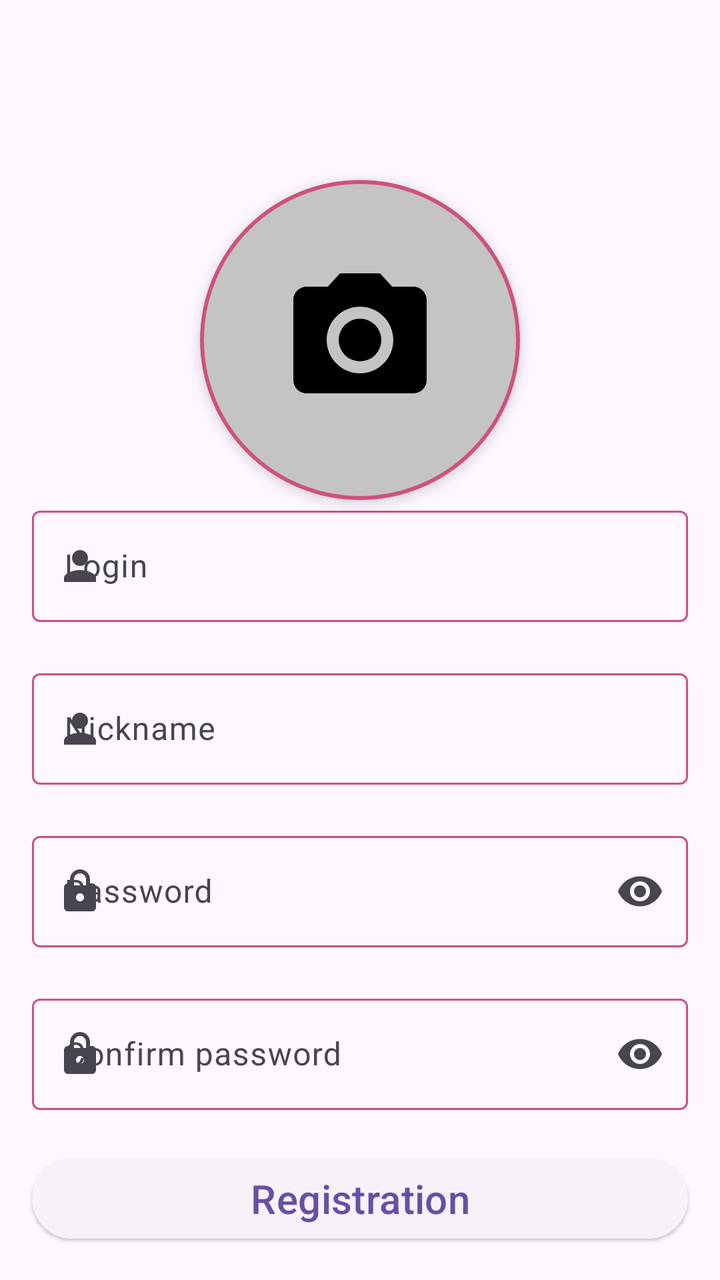
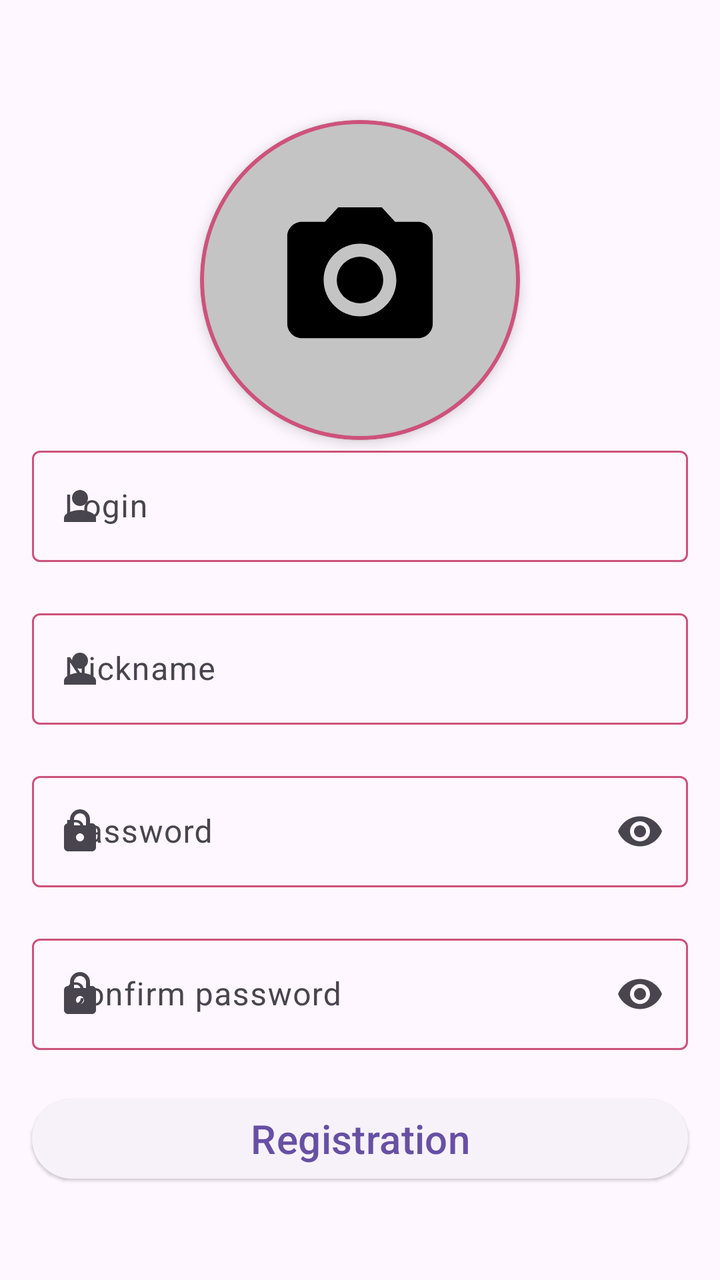

An Android layout rendered at two revisions. The XML below is the earlier revision; the diff shows what the commit changed to produce the second picture.
<!-- AndroidManifest.xml: application theme Theme.NeWork -->
<!-- res/layout/fragment_sign_up.xml -->
<?xml version="1.0" encoding="utf-8"?>
<androidx.constraintlayout.widget.ConstraintLayout xmlns:android="http://schemas.android.com/apk/res/android"
    xmlns:app="http://schemas.android.com/apk/res-auto"
    xmlns:tools="http://schemas.android.com/tools"
    android:layout_width="match_parent"
    android:layout_height="match_parent">


    <com.google.android.material.card.MaterialCardView
        android:id="@+id/avatar_card"
        android:layout_width="160dp"
        android:layout_height="160dp"
        android:layout_marginTop="90dp"
        app:cardCornerRadius="80dp"
        app:cardElevation="4dp"
        app:layout_constraintEnd_toEndOf="parent"
        app:layout_constraintStart_toStartOf="parent"
        app:layout_constraintTop_toTopOf="parent"
        app:strokeColor="@color/selector_text_input"
        app:strokeWidth="2dp">

        <ImageView
            android:id="@+id/avatar_image"
            android:layout_width="match_parent"
            android:layout_height="match_parent"
            android:padding="40dp"
            android:background="@color/light_gray"
            android:contentDescription="@string/description_avatar"
            android:layout_gravity="center"
            android:scaleType="centerCrop"
            android:clickable="true"
            android:focusable="true"
            android:src="@drawable/ic_photo_camera_24"/>

    </com.google.android.material.card.MaterialCardView>

    <com.google.android.material.textfield.TextInputLayout
        android:id="@+id/sign_up_login_layout"
        android:layout_width="0dp"
        android:layout_height="wrap_content"
        android:layout_marginStart="@dimen/common_spacing"
        android:layout_marginEnd="@dimen/common_spacing"
        app:boxStrokeColor="@color/selector_text_input"
        app:errorEnabled="true"
        app:hintAnimationEnabled="true"
        app:hintEnabled="true"
        app:hintTextColor="@color/sign_in_menu"
        app:layout_constraintEnd_toEndOf="parent"
        app:layout_constraintStart_toStartOf="parent"
        app:layout_constraintTop_toBottomOf="@id/avatar_card"
        app:startIconContentDescription="@string/person_icon_description"
        app:startIconDrawable="@drawable/ic_person_24">

        <com.google.android.material.textfield.TextInputEditText
            android:id="@+id/sign_up_login_edit_text"
            android:layout_width="match_parent"
            android:layout_height="wrap_content"
            android:autofillHints="Login"
            android:hint="@string/login"
            android:imeOptions="actionNext"
            android:inputType="textPersonName"
            android:maxLength="50"
            android:singleLine="true" />

    </com.google.android.material.textfield.TextInputLayout>


    <com.google.android.material.textfield.TextInputLayout
        android:id="@+id/nickname_layout"
        android:layout_width="0dp"
        android:layout_height="wrap_content"
        android:layout_marginStart="@dimen/common_spacing"
        android:layout_marginEnd="@dimen/common_spacing"
        app:boxStrokeColor="@color/selector_text_input"
        app:errorEnabled="true"
        app:hintAnimationEnabled="true"
        app:hintEnabled="true"
        app:hintTextColor="@color/sign_in_menu"
        app:layout_constraintEnd_toEndOf="parent"
        app:layout_constraintStart_toStartOf="parent"
        app:layout_constraintTop_toBottomOf="@id/sign_up_login_layout"
        app:startIconContentDescription="@string/person_icon_description"
        app:startIconDrawable="@drawable/ic_person_24">

        <com.google.android.material.textfield.TextInputEditText
            android:id="@+id/nickname_edit_text"
            android:layout_width="match_parent"
            android:layout_height="wrap_content"
            android:autofillHints="Nickname"
            android:hint="@string/description_nickname"
            android:imeOptions="actionNext"
            android:inputType="textPersonName"
            android:maxLength="30"
            android:singleLine="true" />

    </com.google.android.material.textfield.TextInputLayout>

    <com.google.android.material.textfield.TextInputLayout
        android:id="@+id/sign_up_password_layout"
        android:layout_width="0dp"
        android:layout_height="wrap_content"
        android:layout_marginStart="@dimen/common_spacing"
        android:layout_marginEnd="@dimen/common_spacing"
        app:boxStrokeColor="@color/selector_text_input"
        app:endIconMode="password_toggle"
        app:errorEnabled="true"
        app:hintAnimationEnabled="true"
        app:hintEnabled="true"
        app:hintTextColor="@color/sign_in_menu"
        app:layout_constraintEnd_toEndOf="parent"
        app:layout_constraintStart_toStartOf="parent"
        app:layout_constraintTop_toBottomOf="@id/nickname_layout"
        app:startIconContentDescription="@string/password_icon_description"
        app:startIconDrawable="@drawable/ic_password_24">

        <com.google.android.material.textfield.TextInputEditText
            android:id="@+id/sign_up_password_edit_text"
            android:layout_width="match_parent"
            android:layout_height="wrap_content"
            android:autofillHints="Password"
            android:hint="@string/password"
            android:imeOptions="actionNext"
            android:inputType="textPassword"
            android:maxLength="20"
            android:singleLine="true" />

    </com.google.android.material.textfield.TextInputLayout>

    <com.google.android.material.textfield.TextInputLayout
        android:id="@+id/confirm_password_layout"
        android:layout_width="0dp"
        android:layout_height="wrap_content"
        android:layout_marginStart="@dimen/common_spacing"
        android:layout_marginEnd="@dimen/common_spacing"
        app:boxStrokeColor="@color/selector_text_input"
        app:endIconMode="password_toggle"
        app:errorEnabled="true"
        app:hintAnimationEnabled="true"
        app:hintEnabled="true"
        app:hintTextColor="@color/sign_in_menu"
        app:layout_constraintEnd_toEndOf="parent"
        app:layout_constraintStart_toStartOf="parent"
        app:layout_constraintTop_toBottomOf="@id/sign_up_password_layout"
        app:startIconContentDescription="@string/password_icon_description"
        app:startIconDrawable="@drawable/ic_password_24">

        <com.google.android.material.textfield.TextInputEditText
            android:id="@+id/confirm_password_edit_text"
            android:layout_width="match_parent"
            android:layout_height="wrap_content"
            android:autofillHints="Password"
            android:hint="@string/confirm_password"
            android:imeOptions="actionDone"
            android:inputType="textPassword"
            android:maxLength="30"
            android:singleLine="true" />

    </com.google.android.material.textfield.TextInputLayout>

    <com.google.android.material.button.MaterialButton
        android:id="@+id/registration_button"
        style="@style/Widget.Material3.Button.ElevatedButton"
        android:layout_width="0dp"
        android:layout_height="wrap_content"
        android:layout_marginStart="@dimen/common_spacing"
        android:layout_marginEnd="@dimen/common_spacing"
        android:text="@string/registration"
        android:textSize="20sp"
        app:cornerRadius="20dp"
        app:layout_constraintEnd_toEndOf="parent"
        app:layout_constraintStart_toStartOf="parent"
        app:layout_constraintTop_toBottomOf="@id/confirm_password_layout" />

    <ProgressBar
        android:id="@+id/progress_sign_up"
        android:layout_width="wrap_content"
        android:layout_height="wrap_content"
        android:visibility="gone"
        app:layout_constraintBottom_toBottomOf="parent"
        app:layout_constraintEnd_toEndOf="parent"
        app:layout_constraintStart_toStartOf="parent"
        app:layout_constraintTop_toTopOf="parent" />

</androidx.constraintlayout.widget.ConstraintLayout>
<!-- resources referenced by this layout -->
<resources>
  <color name="light_gray">#C4C4C4</color>
  <color name="sign_in_menu">#364197</color>
  <dimen name="common_spacing">16dp</dimen>
  <!-- drawable ic_password_24 (drawable) -->
  <vector xmlns:android="http://schemas.android.com/apk/res/android"
      android:width="24dp"
      android:height="24dp"
      android:viewportWidth="24"
      android:viewportHeight="24">
      <path
          android:fillColor="#000000"
          android:pathData="M18,8h-1V6c0-2.76-2.24-5-5-5S7,3.24,7,6v2H6c-1.1,0-2,0.9-2,2v10c0,1.1,0.9,2,2,2h12c1.1,0,2-0.9,2-2V10C20,8.9,19.1,8,18,8zM12,17c-1.1,0-2-0.9-2-2s0.9-2,2-2s2,0.9,2,2S13.1,17,12,17zM12,9H9V6c0-1.66,1.34-3,3-3s3,1.34,3,3v3H12z"/>
  </vector>
  <!-- drawable ic_person_24 (drawable) -->
  <vector xmlns:android="http://schemas.android.com/apk/res/android"
      android:width="24dp"
      android:height="24dp"
      android:viewportWidth="24"
      android:viewportHeight="24">
      <path
          android:fillColor="#000000"
          android:pathData="M12,12c2.21,0 4,-1.79 4,-4s-1.79,-4 -4,-4 -4,1.79 -4,4 1.79,4 4,4zM12,14c-2.67,0 -8,1.34 -8,4v2h16v-2c0,-2.66 -5.33,-4 -8,-4z"/>
  </vector>
  <!-- drawable ic_photo_camera_24 (drawable) -->
  <vector xmlns:android="http://schemas.android.com/apk/res/android" android:height="24dp" android:tint="#000000" android:viewportHeight="24" android:viewportWidth="24" android:width="24dp">
        
      <path android:fillColor="@android:color/white" android:pathData="M12,12m-3.2,0a3.2,3.2 0,1 1,6.4 0a3.2,3.2 0,1 1,-6.4 0"/>
        
      <path android:fillColor="@android:color/white" android:pathData="M9,2L7.17,4L4,4c-1.1,0 -2,0.9 -2,2v12c0,1.1 0.9,2 2,2h16c1.1,0 2,-0.9 2,-2L22,6c0,-1.1 -0.9,-2 -2,-2h-3.17L15,2L9,2zM12,17c-2.76,0 -5,-2.24 -5,-5s2.24,-5 5,-5 5,2.24 5,5 -2.24,5 -5,5z"/>
      
  </vector>
  <string name="confirm_password">Confirm password</string>
  <string name="description_avatar">Avatar</string>
  <string name="description_nickname">Nickname</string>
  <string name="login">Login</string>
  <string name="password">Password</string>
  <string name="password_icon_description">Password icon</string>
  <string name="person_icon_description">Person icon</string>
  <string name="registration">Registration</string>
  <style name="Theme.NeWork" parent="Base.Theme.NeWork" />
  <style name="Base.Theme.NeWork" parent="Theme.Material3.DayNight">
          
          
      </style>
</resources>

<!-- the commit's change to res/layout/fragment_sign_up.xml (unified diff, before → after) -->
@@ -10,7 +10,7 @@
         android:id="@+id/avatar_card"
         android:layout_width="160dp"
         android:layout_height="160dp"
-        android:layout_marginTop="90dp"
+        android:layout_marginTop="60dp"
         app:cardCornerRadius="80dp"
         app:cardElevation="4dp"
         app:layout_constraintEnd_toEndOf="parent"
@@ -23,7 +23,6 @@
             android:id="@+id/avatar_image"
             android:layout_width="match_parent"
             android:layout_height="match_parent"
-            android:padding="40dp"
             android:background="@color/light_gray"
             android:contentDescription="@string/description_avatar"
             android:layout_gravity="center"
<!-- resource entries referenced after the edit -->
@@ -24,12 +24,27 @@
           android:pathData="M12,12c2.21,0 4,-1.79 4,-4s-1.79,-4 -4,-4 -4,1.79 -4,4 1.79,4 4,4zM12,14c-2.67,0 -8,1.34 -8,4v2h16v-2c0,-2.66 -5.33,-4 -8,-4z"/>
   </vector>
   <!-- drawable ic_photo_camera_24 (drawable) -->
-  <vector xmlns:android="http://schemas.android.com/apk/res/android" android:height="24dp" android:tint="#000000" android:viewportHeight="24" android:viewportWidth="24" android:width="24dp">
-        
-      <path android:fillColor="@android:color/white" android:pathData="M12,12m-3.2,0a3.2,3.2 0,1 1,6.4 0a3.2,3.2 0,1 1,-6.4 0"/>
-        
-      <path android:fillColor="@android:color/white" android:pathData="M9,2L7.17,4L4,4c-1.1,0 -2,0.9 -2,2v12c0,1.1 0.9,2 2,2h16c1.1,0 2,-0.9 2,-2L22,6c0,-1.1 -0.9,-2 -2,-2h-3.17L15,2L9,2zM12,17c-2.76,0 -5,-2.24 -5,-5s2.24,-5 5,-5 5,2.24 5,5 -2.24,5 -5,5z"/>
-      
+  <vector xmlns:android="http://schemas.android.com/apk/res/android"
+      android:width="24dp"
+      android:height="24dp"
+      android:tint="#000000"
+      android:viewportWidth="44"
+      android:viewportHeight="44">
+  
+      <group
+          android:translateX="10"
+          android:translateY="10">
+  
+  
+      <path
+          android:fillColor="@android:color/white"
+          android:pathData="M12,12m-3.2,0a3.2,3.2 0,1 1,6.4 0a3.2,3.2 0,1 1,-6.4 0" />
+  
+      <path
+          android:fillColor="@android:color/white"
+          android:pathData="M9,2L7.17,4L4,4c-1.1,0 -2,0.9 -2,2v12c0,1.1 0.9,2 2,2h16c1.1,0 2,-0.9 2,-2L22,6c0,-1.1 -0.9,-2 -2,-2h-3.17L15,2L9,2zM12,17c-2.76,0 -5,-2.24 -5,-5s2.24,-5 5,-5 5,2.24 5,5 -2.24,5 -5,5z" />
+  
+      </group>
   </vector>
   <string name="confirm_password">Confirm password</string>
   <string name="description_avatar">Avatar</string>
